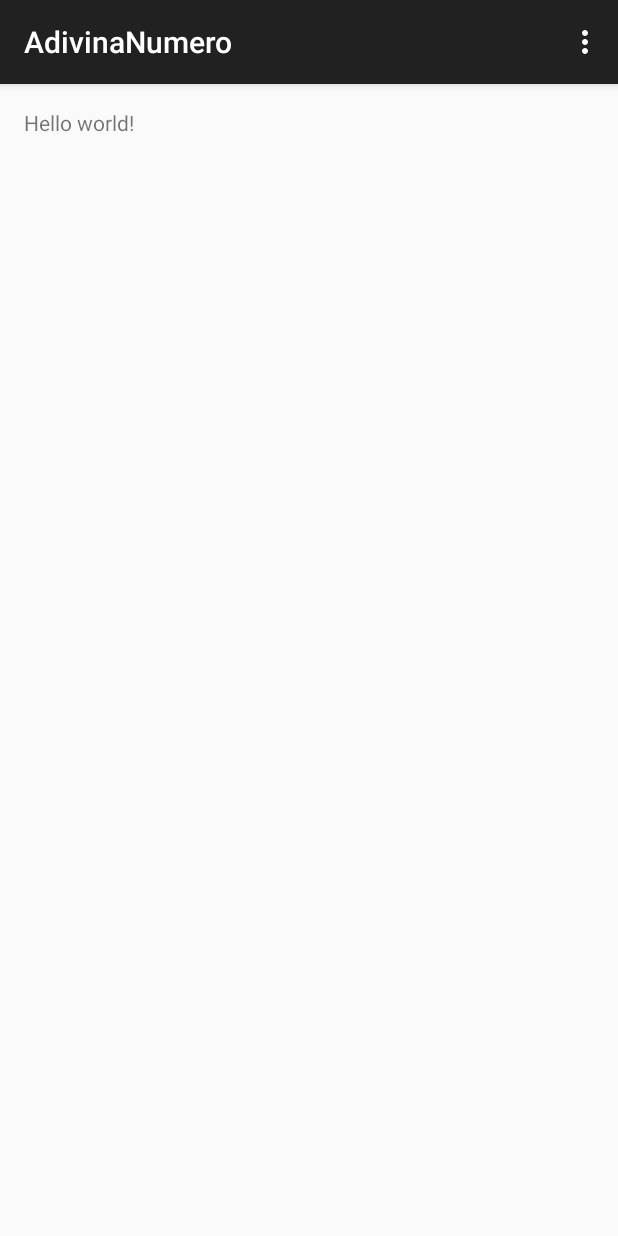
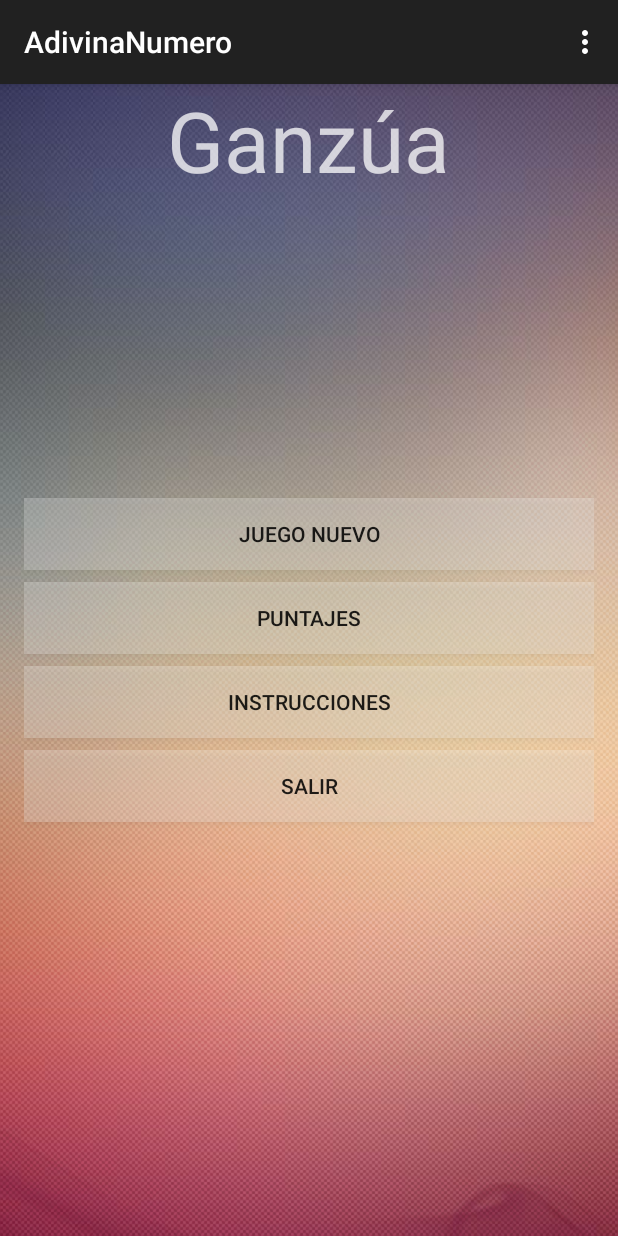
Before and after one commit to fedeLizondo/AdivinaNumero, an Android app: the screen it shows after launch (MainActivity), on a phone screen of 412 x 824 dp. Run offline under Robolectric (Android 15) with nearby library versions, the phone set to English and light mode, and no system bars.

Commit message:
Se modifico el Layout de MainActivity

```diff
--- a/app/src/main/res/layout/activity_main.xml
+++ b/app/src/main/res/layout/activity_main.xml
@@ -1,11 +1,76 @@
 <RelativeLayout xmlns:android="http://schemas.android.com/apk/res/android"
-    xmlns:tools="http://schemas.android.com/tools" android:layout_width="match_parent"
-    android:layout_height="match_parent" android:paddingLeft="@dimen/activity_horizontal_margin"
-    android:paddingRight="@dimen/activity_horizontal_margin"
-    android:paddingTop="@dimen/activity_vertical_margin"
-    android:paddingBottom="@dimen/activity_vertical_margin" tools:context=".MainActivity">
+    xmlns:tools="http://schemas.android.com/tools"
+    android:layout_width="match_parent"
+    android:layout_height="match_parent"
+    tools:context=".MainActivity">
 
-    <TextView android:text="@string/hello_world" android:layout_width="wrap_content"
-        android:layout_height="wrap_content" />
+    <ImageView
+        android:layout_width="match_parent"
+        android:layout_height="match_parent"
+        android:src="@drawable/fondo"
+        android:scaleType="center" />
+
+    <TextView
+        android:text="@string/nombreJuego"
+        android:id="@+id/Txt_TituloJuego"
+        android:layout_width="wrap_content"
+        android:layout_height="wrap_content"
+        android:textSize="56sp"
+        android:textColor="#BFFFFFFF"
+        android:layout_centerHorizontal="true" />
+
+    <LinearLayout
+        android:id="@+id/LinearLayout_ContenedorMenu"
+        android:orientation="vertical"
+        android:layout_width="fill_parent"
+        android:layout_height="fill_parent"
+        android:paddingLeft="@dimen/activity_horizontal_margin"
+        android:paddingRight="@dimen/activity_horizontal_margin"
+        android:paddingTop="@dimen/activity_vertical_margin"
+        android:paddingBottom="@dimen/activity_vertical_margin"
+        android:gravity="center">
+
+        <Button
+            android:id="@+id/Btn_JuegoNuevo"
+            android:layout_width="match_parent"
+            android:layout_height="wrap_content"
+            android:text="@string/juegoNuevo"
+            android:layout_gravity="center"
+            android:background="#3DFFFFFF"
+            android:layout_marginTop="4dp"
+            android:layout_marginBottom="4dp" />
+
+        <Button
+            android:layout_width="match_parent"
+            android:layout_height="wrap_content"
+            android:text="@string/puntaje"
+            android:id="@+id/Btn_Score"
+            android:layout_gravity="center"
+            android:background="#3DFFFFFF"
+            android:layout_marginTop="4dp"
+            android:layout_marginBottom="4dp" />
+
+        <Button
+            android:layout_width="match_parent"
+            android:layout_height="wrap_content"
+            android:text="@string/instrucciones"
+            android:id="@+id/Btn_Instrucciones"
+            android:layout_gravity="center"
+            android:background="#3DFFFFFF"
+            android:layout_marginTop="4dp"
+            android:layout_marginBottom="4dp" />
+
+        <Button
+            android:layout_width="match_parent"
+            android:layout_height="wrap_content"
+            android:text="@string/salir"
+            android:id="@+id/Btn_Salir"
+            android:layout_gravity="center"
+            android:background="#3DFFFFFF"
+            android:layout_marginTop="4dp"
+            android:layout_marginBottom="4dp" />
+
+    </LinearLayout>
+
 
 </RelativeLayout>
--- a/app/src/main/res/values/strings.xml
+++ b/app/src/main/res/values/strings.xml
@@ -1,6 +1,13 @@
 <resources>
     <string name="app_name">AdivinaNumero</string>
-
     <string name="hello_world">Hello world!</string>
     <string name="action_settings">Settings</string>
+    <string name="juegoNuevo">Juego Nuevo</string>
+    <string name="continuarJuego">Continuar</string>
+    <string name="instrucciones">Instrucciones</string>
+    <string name="puntaje">Puntajes</string>
+    <string name="salir">Salir</string>
+    <string name="nombreJuego"> Ganzúa </string>
+    <string name="title_activity_instrucciones">InstruccionesActivity</string>
+    <string name="volver">Volver</string>
 </resources>
```
Also changed, not shown: app/src/main/res/drawable/fondo.png (added).
